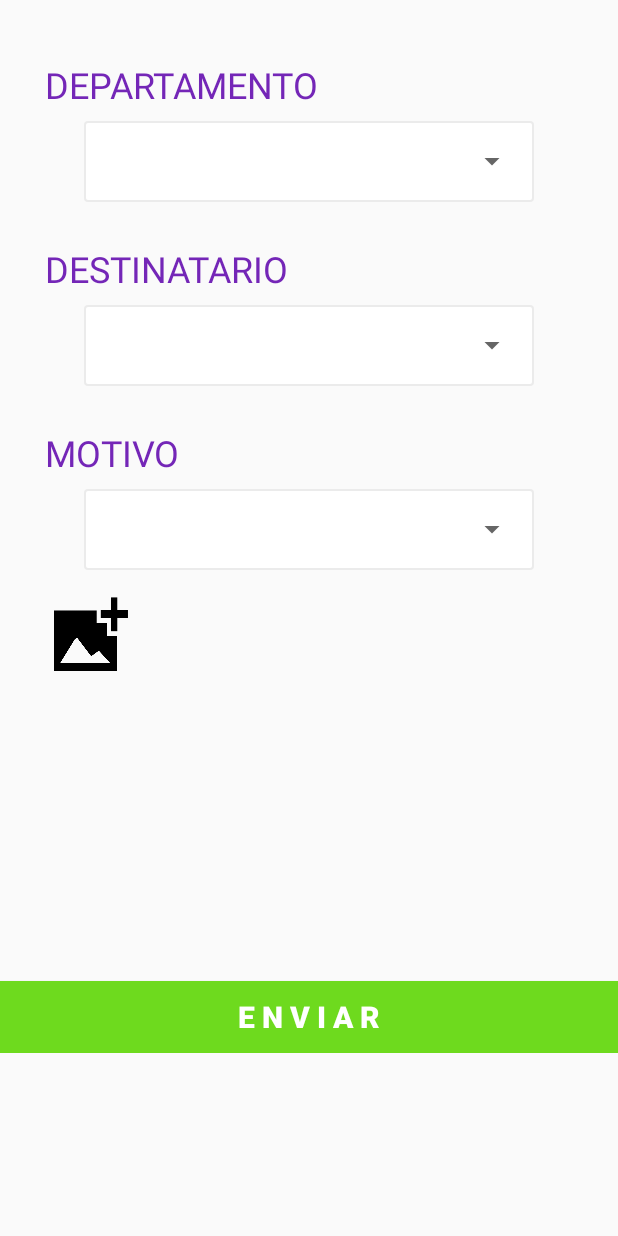
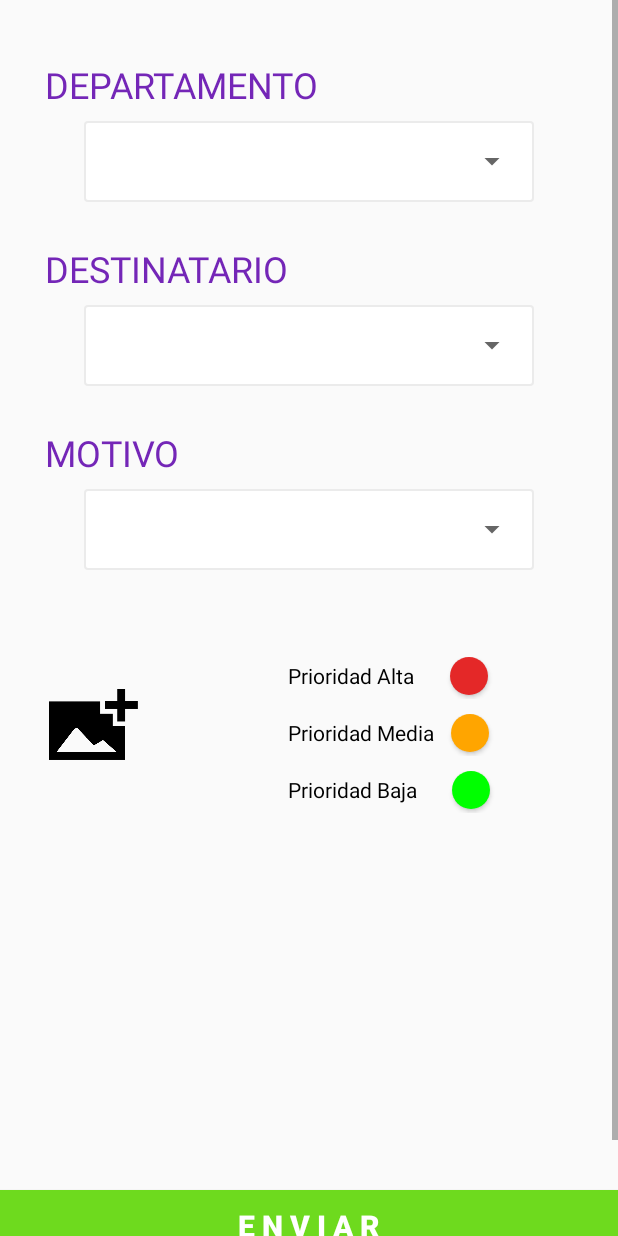
Before and after one commit to dambjs/Resuelvelo, an Android app: the layout activity_crear_incidencia.xml on its own in the app's theme, with its tools: preview values and no code run, on a phone screen of 412 x 824 dp. Run offline under Robolectric (Android 15) with nearby library versions, the phone set to English and light mode, and no system bars.

Commit message:
Resuelvelo 1.0

```diff
--- /dev/null
+++ b/app/src/main/res/drawable/prioridad_alta.xml
@@ -0,0 +1,10 @@
+<?xml version="1.0" encoding="utf-8"?>
+<selector xmlns:android="http://schemas.android.com/apk/res/android">
+    <item>
+        <shape android:shape="oval">
+            <solid android:color="#e42828"/>
+            <size android:width="250dp" android:height="250dp"/>
+            <!--<stroke android:color="#000" android:width="5dp"/>-->
+        </shape>
+    </item>
+</selector>
--- /dev/null
+++ b/app/src/main/res/drawable/prioridad_baja.xml
@@ -0,0 +1,12 @@
+<?xml version="1.0" encoding="utf-8"?>
+<selector xmlns:android="http://schemas.android.com/apk/res/android"
+    android:layout_height="wrap_content"
+    android:layout_width="wrap_content">
+    <item>
+        <shape android:shape="oval">
+            <solid android:color="#00ff00"/>
+            <!--<stroke android:color="#000" android:width="5dp"/>-->
+            <size android:width="250dp" android:height="250dp"/>
+        </shape>
+    </item>
+</selector>
--- /dev/null
+++ b/app/src/main/res/drawable/prioridad_media.xml
@@ -0,0 +1,12 @@
+<?xml version="1.0" encoding="utf-8"?>
+<selector xmlns:android="http://schemas.android.com/apk/res/android"
+    android:layout_height="wrap_content"
+    android:layout_width="wrap_content">
+    <item>
+        <shape android:shape="oval">
+            <solid android:color="#ffa500"/>
+            <!--<stroke android:color="#000" android:width="5dp"/>-->
+            <size android:width="250dp" android:height="250dp"/>
+        </shape>
+    </item>
+</selector>
--- a/app/src/main/res/layout/activity_crear_incidencia.xml
+++ b/app/src/main/res/layout/activity_crear_incidencia.xml
@@ -7,7 +7,7 @@
 
     <LinearLayout
         android:layout_width="match_parent"
-        android:layout_height="match_parent"
+        android:layout_height="wrap_content"
         android:orientation="vertical">
 
             <!-- Letras Departamento -->
@@ -47,15 +47,88 @@
 
         <ImageView
             android:id="@+id/add"
-            android:layout_marginTop="10dp"
-            android:layout_marginLeft="35dp"
-            android:background="@mipmap/add"
-            android:layout_width="50dp"
-            android:layout_height="50dp" />
+            android:layout_width="60dp"
+            android:layout_height="70dp"
+            android:layout_marginLeft="32dp"
+            android:layout_marginTop="60dp"
+            android:src="@mipmap/add" />
+
+        <LinearLayout
+            android:layout_width="142dp"
+            android:layout_height="28dp"
+            android:layout_marginLeft="192dp"
+            android:layout_marginTop="-80dp">
+
+            <TextView
+                android:id="@+id/tvAlta"
+                android:layout_width="wrap_content"
+                android:layout_height="wrap_content"
+                android:text="@string/alta"
+                android:textColor="@android:color/black" />
+
+            <ToggleButton
+                android:id="@+id/alta"
+                android:layout_width="25dp"
+                android:layout_height="25dp"
+                android:layout_marginLeft="24dp"
+                android:textOn="x"
+                android:textOff=" "
+                android:background="@drawable/prioridad_alta"
+                tools:ignore="HardcodedText" />
+        </LinearLayout>
+
+            <LinearLayout
+                android:layout_width="142dp"
+                android:layout_height="28dp"
+                android:layout_marginLeft="192dp"
+                android:layout_marginTop="10dp">
+
+            <TextView
+                android:id="@+id/tvMedia"
+                android:layout_width="wrap_content"
+                android:layout_height="wrap_content"
+                android:textColor="@android:color/black"
+                android:text="@string/media"/>
+            <ToggleButton
+                android:id="@+id/media"
+                android:layout_width="25dp"
+                android:layout_height="25dp"
+                android:layout_marginLeft="11dp"
+                android:textOn="x"
+                android:textOff=" "
+                android:background="@drawable/prioridad_media"
+                tools:ignore="HardcodedText" />
+            </LinearLayout>
+
+        <LinearLayout
+            android:layout_width="142dp"
+            android:layout_height="28dp"
+            android:layout_marginLeft="192dp"
+            android:layout_marginTop="10dp">
+
+            <TextView
+                android:id="@+id/tvBaja"
+                android:layout_width="wrap_content"
+                android:layout_height="wrap_content"
+                android:text="@string/baja"
+                android:textColor="@android:color/black" />
+
+            <ToggleButton
+                android:id="@+id/baja"
+                android:layout_width="25dp"
+                android:layout_height="25dp"
+                android:layout_marginLeft="23dp"
+                android:textOn="x"
+                android:textOff=" "
+                android:background="@drawable/prioridad_baja"
+                tools:ignore="HardcodedText" />
+
+        </LinearLayout>
 
         <ImageView
             android:id="@+id/image"
             android:layout_width="162dp"
+            android:layout_marginTop="25dp"
             android:layout_height="186dp"
             android:layout_gravity="center" />
 
@@ -63,13 +136,12 @@
             android:id="@+id/enviar"
             android:layout_width="match_parent"
             android:layout_height="wrap_content"
+            android:layout_marginTop="40dp"
             android:background="#6eda1e"
+            android:text="@string/botonenviar"
             android:textColor="#FFFFFF"
-            android:layout_marginTop="20dp"
-            android:textStyle="bold"
             android:textSize="20dp"
-            android:text="@string/botonenviar" />
-
+            android:layout_alignParentBottom="true"
+            android:textStyle="bold" />
     </LinearLayout>
-
 </ScrollView>
--- a/app/src/main/res/values/strings.xml
+++ b/app/src/main/res/values/strings.xml
@@ -51,7 +51,6 @@
     <string name="imagenP">Imagen de perfil</string>
 
     <!-- spinner3 -->
-
     <string-array name="motivo">
         <item>Fallo de impresora</item>
         <item>Fallo de Sistema Operativo</item>
@@ -61,4 +60,10 @@
         <item>Otros</item>
     </string-array>
 
+    <!-- Prioridad -->
+    <string name="alta">Prioridad Alta</string>
+    <string name="media">Prioridad Media</string>
+    <string name="baja">Prioridad Baja</string>
+
+
 </resources>
```
Lines whose indentation alone changed are shown as unchanged.
